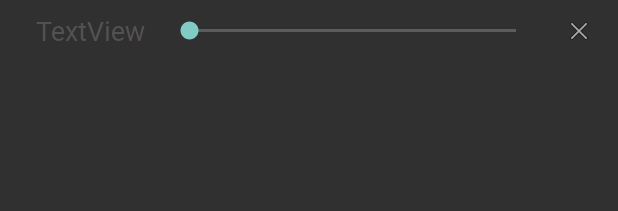
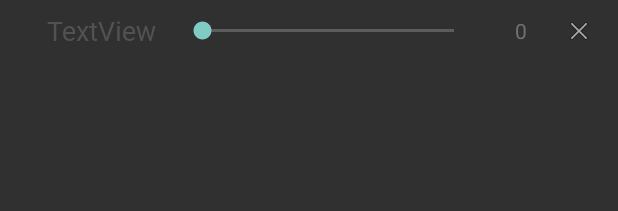
Before and after one commit to linkable0905/Android, an Android app: the layout gauge_item.xml on its own in the app's theme, with its tools: preview values and no code run, on a phone screen of 412 x 824 dp. Shown: the top 211 px of the screen. Run offline under Robolectric (Android 15) with nearby library versions, the phone set to English and light mode, and no system bars.

Commit message:
게이지 미완

```diff
--- a/app/src/main/java/com/linkable/linkable/activity/LoginActivity.java
+++ b/app/src/main/java/com/linkable/linkable/activity/LoginActivity.java
@@ -102,8 +102,8 @@ public class LoginActivity extends AppCompatActivity {
                 else{
                     Log.i("plz",response.headers().toString());
                     Toast.makeText(getApplicationContext(),"아이디나 비밀번호가 올바르지 않습니다",Toast.LENGTH_LONG).show();
-                    idText.setText(null);
-                    pwdText.setText(null);
+                    //idText.setText(null);
+                    //pwdText.setText(null);
                 }
             }
 
--- a/app/src/main/java/com/linkable/linkable/activity/MainActivity.java
+++ b/app/src/main/java/com/linkable/linkable/activity/MainActivity.java
@@ -37,7 +37,7 @@ public class MainActivity extends AppCompatActivity {
     private RecyclerAdapter adapter1;
     private RecommendRecyclerAdapter adapter2;
 
-    static public final String URL = "http://10.91.212.129:8000/";
+    static public final String URL = "http://10.91.15.228:8000/";
 
     @Override
     protected void onCreate(Bundle savedInstanceState) {
--- a/app/src/main/java/com/linkable/linkable/activity/RetrofitExService.java
+++ b/app/src/main/java/com/linkable/linkable/activity/RetrofitExService.java
@@ -81,6 +81,7 @@ public interface RetrofitExService {
     @DELETE("category_user")
     Call<Category> deleteCategoryStar(@Header("Authorization") String token, @Query("category_id") int id);
 
-    @GET("gauge")
+    @FormUrlEncoded
+    @POST("gauge")
     Call<List<Data>> gauge(@Header("Authorization") String token, @Field("list") String list);
 }
--- a/app/src/main/res/layout/activity_gauge.xml
+++ b/app/src/main/res/layout/activity_gauge.xml
@@ -10,7 +10,7 @@
     <android.support.v7.widget.RecyclerView
         android:id="@+id/gaugeRecyclerView"
         android:layout_width="match_parent"
-        android:layout_height="200dp"
+        android:layout_height="wrap_content"
         android:layout_marginTop="8dp"
         app:layout_constraintTop_toBottomOf="@+id/textView3" />
 
@@ -43,9 +43,11 @@
         app:layout_constraintTop_toBottomOf="@+id/gaugeRecyclerView" />
 
     <ScrollView
+        android:id="@+id/listScrollView"
         android:layout_width="match_parent"
         android:layout_height="0dp"
         android:layout_marginTop="8dp"
+        android:paddingTop="50dp"
         app:layout_constraintBottom_toTopOf="@+id/bottomNavigationView_card"
         app:layout_constraintTop_toBottomOf="@+id/gaugeButton"
         tools:layout_editor_absoluteX="105dp">
--- a/app/src/main/res/layout/gauge_item.xml
+++ b/app/src/main/res/layout/gauge_item.xml
@@ -8,7 +8,7 @@
 
     <TextView
         android:id="@+id/gaugeCategoryTextView"
-        android:layout_width="0dp"
+        android:layout_width="wrap_content"
         android:layout_height="wrap_content"
         android:layout_marginStart="24dp"
         android:layout_marginTop="8dp"
@@ -25,14 +25,14 @@
 
     <SeekBar
         android:id="@+id/gaugeBar"
-        android:layout_width="250dp"
+        android:layout_width="200dp"
         android:layout_height="wrap_content"
         android:layout_marginTop="8dp"
         android:layout_marginEnd="16dp"
         android:layout_marginBottom="8dp"
         android:max="100"
         app:layout_constraintBottom_toBottomOf="parent"
-        app:layout_constraintEnd_toStartOf="@+id/button"
+        app:layout_constraintEnd_toStartOf="@+id/textView2"
         app:layout_constraintTop_toTopOf="parent"
         app:tickMarkTint="#FFBE0A" />
 
@@ -47,4 +47,18 @@
         app:layout_constraintBottom_toBottomOf="parent"
         app:layout_constraintEnd_toEndOf="parent"
         app:layout_constraintTop_toTopOf="parent" />
+
+    <TextView
+        android:id="@+id/textView2"
+        android:layout_width="25dp"
+        android:layout_height="wrap_content"
+        android:layout_marginTop="8dp"
+        android:layout_marginEnd="16dp"
+        android:layout_marginBottom="8dp"
+        android:gravity="center"
+        android:text="0"
+        android:textColor="@color/colorPrimary"
+        app:layout_constraintBottom_toBottomOf="parent"
+        app:layout_constraintEnd_toStartOf="@+id/button"
+        app:layout_constraintTop_toTopOf="parent" />
 </android.support.constraint.ConstraintLayout>
```
Also changed, not shown: app/src/main/java/com/linkable/linkable/activity/GaugeActivity.java (+77 -15 lines), app/src/main/java/com/linkable/linkable/adapter/GaugeRecyclerAdapter.java (+20 -4 lines), 2 other files.
